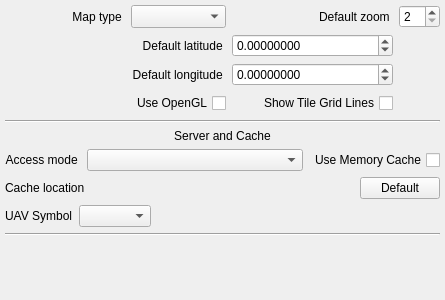
First picture: the form in ground/openpilotgcs/src/plugins/opmap/opmapgadgetoptionspage.ui, repository openpilot/OpenPilot, before the edit.
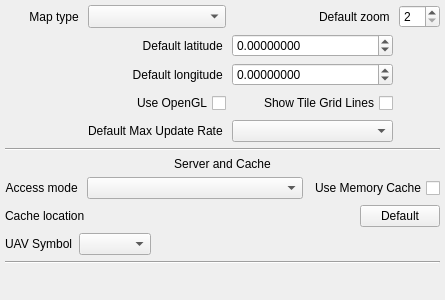
Second picture: the form after the edit. Custom widgets are drawn as their Qt base class.

Commit message: Improvement by pip1996 on opmpap widget, to limit update rate and solve the CPU hogging issue.

Diff of the .ui file:
```diff
--- a/ground/openpilotgcs/src/plugins/opmap/opmapgadgetoptionspage.ui
+++ b/ground/openpilotgcs/src/plugins/opmap/opmapgadgetoptionspage.ui
@@ -30,7 +30,7 @@
     <number>5</number>
    </property>
    <item row="1" column="0">
-    <layout class="QGridLayout" name="gridLayout_3" rowstretch="0,0,0,0,0" rowminimumheight="22,22,22,0,22">
+    <layout class="QGridLayout" name="gridLayout_3" rowstretch="0,0,0,0,0,0" rowminimumheight="22,22,22,0,22,0">
      <item row="2" column="0">
       <spacer name="horizontalSpacer_4">
        <property name="orientation">
@@ -249,6 +249,19 @@
        </property>
       </widget>
      </item>
+     <item row="5" column="3">
+      <widget class="QComboBox" name="maxUpdateRateComboBox"/>
+     </item>
+     <item row="5" column="2">
+      <widget class="QLabel" name="label_9">
+       <property name="text">
+        <string>Default Max Update Rate </string>
+       </property>
+       <property name="alignment">
+        <set>Qt::AlignRight|Qt::AlignTrailing|Qt::AlignVCenter</set>
+       </property>
+      </widget>
+     </item>
     </layout>
    </item>
    <item row="8" column="0">
```
The commit also changes 5 other files.
